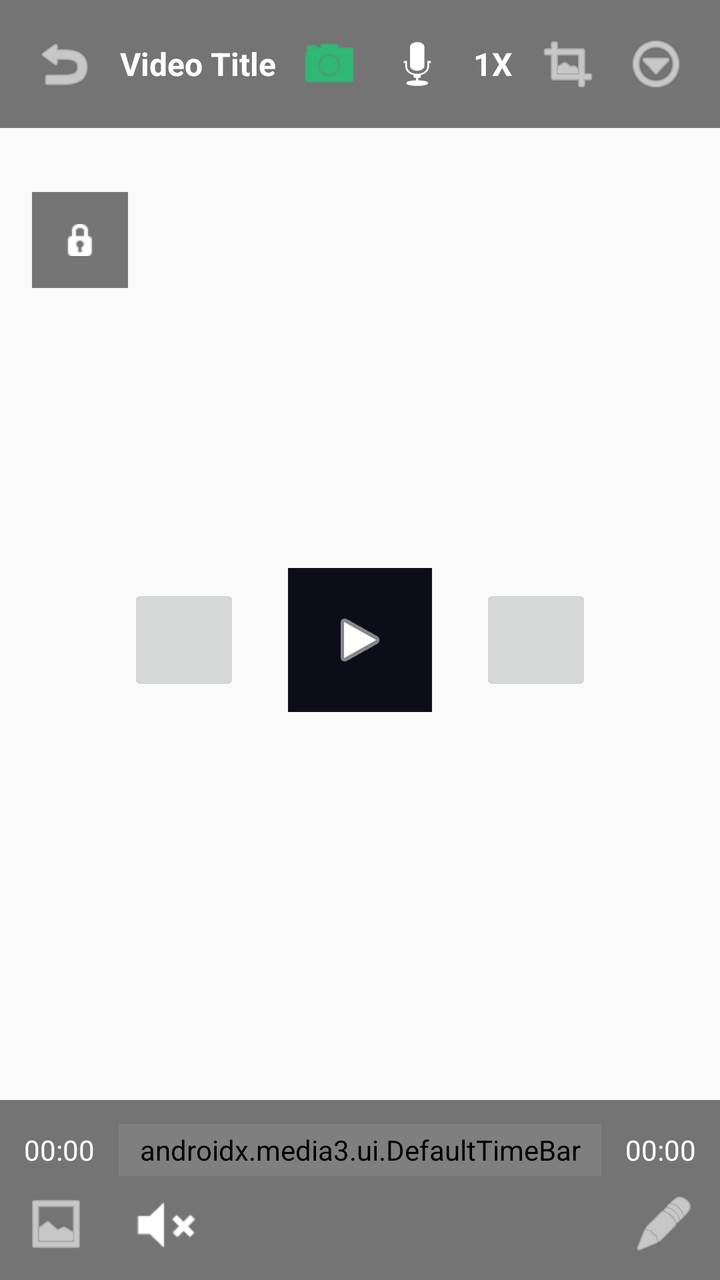
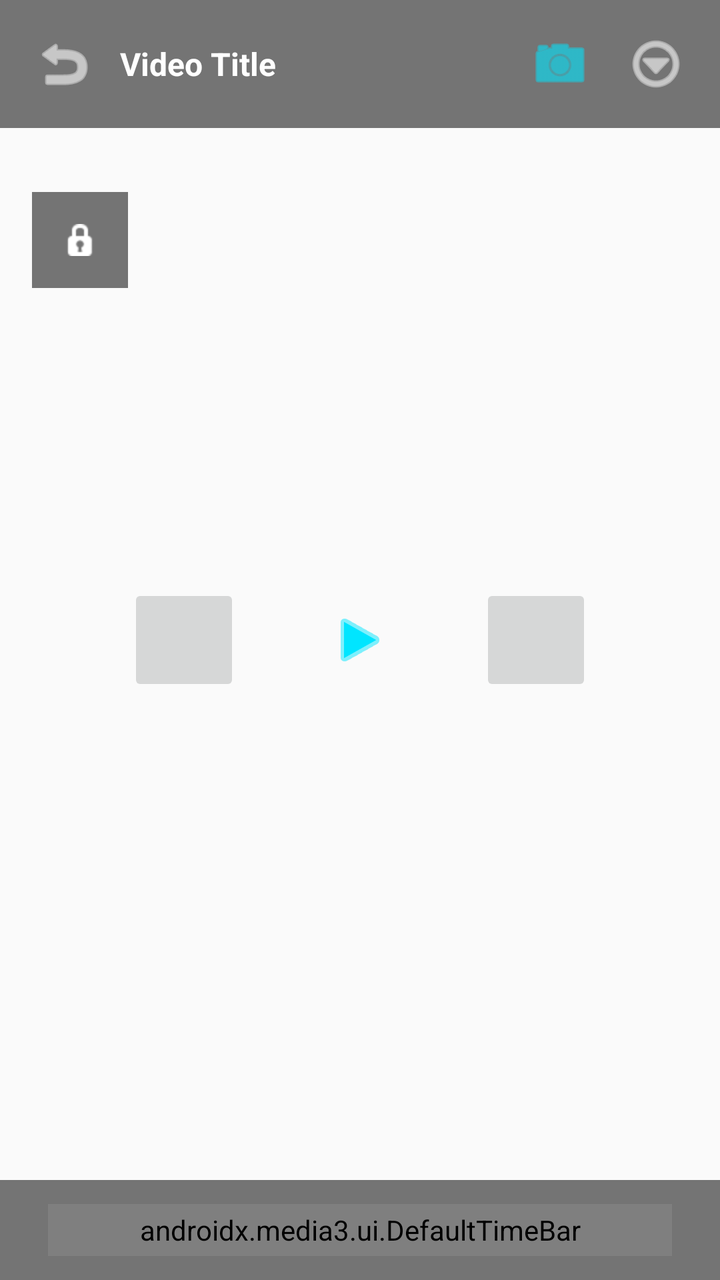

The first picture is an Android layout as it rendered before a commit; the second is the same layout after the commit. The layout source and the unified diff follow.
<!-- AndroidManifest.xml: application theme Theme.AppCompat.DayNight.NoActionBar -->
<!-- res/layout/custom_playback_controls.xml -->
<?xml version="1.0" encoding="utf-8"?>
<RelativeLayout xmlns:android="http://schemas.android.com/apk/res/android"
    android:layout_width="match_parent"
    android:layout_height="match_parent"
    android:background="#00000000">

    
    <LinearLayout
        android:id="@+id/layoutTopControls"
        android:layout_width="match_parent"
        android:layout_height="wrap_content"
        android:background="#88000000"
        android:gravity="center_vertical"
        android:orientation="horizontal"
        android:padding="16dp">

        <ImageButton
            android:id="@+id/btnBack"
            android:layout_width="32dp"
            android:layout_height="32dp"
            android:background="?attr/selectableItemBackgroundBorderless"
            android:src="@android:drawable/ic_menu_revert"
            android:tint="#FFFFFF" />

        <TextView
            android:id="@+id/tvVideoTitle"
            android:layout_width="0dp"
            android:layout_height="wrap_content"
            android:layout_marginStart="12dp"
            android:layout_weight="1"
            android:ellipsize="marquee"
            android:singleLine="true"
            android:text="Video Title"
            android:textColor="#FFFFFF"
            android:textSize="16sp"
            android:textStyle="bold" />

        <ImageButton
            android:id="@+id/btnScreenshot"
            android:layout_width="32dp"
            android:layout_height="32dp"
            android:background="?attr/selectableItemBackgroundBorderless"
            android:src="@android:drawable/ic_menu_camera"
            android:tint="#00E676" />
            
        <ImageButton
            android:id="@+id/btnAudioTrack"
            android:layout_width="32dp"
            android:layout_height="32dp"
            android:layout_marginStart="12dp"
            android:background="?attr/selectableItemBackgroundBorderless"
            android:src="@android:drawable/ic_btn_speak_now"
            android:tint="#FFFFFF" />

        <TextView
            android:id="@+id/tvSpeed"
            android:layout_width="wrap_content"
            android:layout_height="wrap_content"
            android:layout_marginStart="12dp"
            android:text="1X"
            android:textColor="#FFFFFF"
            android:textSize="16sp"
            android:textStyle="bold" />

        <ImageButton
            android:id="@+id/btnResize"
            android:layout_width="32dp"
            android:layout_height="32dp"
            android:layout_marginStart="12dp"
            android:background="?attr/selectableItemBackgroundBorderless"
            android:src="@android:drawable/ic_menu_crop"
            android:tint="#FFFFFF" />

        <ImageButton
            android:id="@+id/btnMoreSettings"
            android:layout_width="32dp"
            android:layout_height="32dp"
            android:layout_marginStart="12dp"
            android:background="?attr/selectableItemBackgroundBorderless"
            android:src="@android:drawable/ic_menu_more"
            android:tint="#FFFFFF" />
    </LinearLayout>

    <ImageButton
        android:id="@+id/btnLock"
        android:layout_width="48dp"
        android:layout_height="48dp"
        android:layout_below="@id/layoutTopControls"
        android:layout_marginStart="16dp"
        android:layout_marginTop="32dp"
        android:background="@drawable/ic_launcher_background"
        android:backgroundTint="#88000000"
        android:src="@android:drawable/ic_secure"
        android:tint="#FFFFFF" />

    
    <LinearLayout
        android:layout_width="wrap_content"
        android:layout_height="wrap_content"
        android:layout_centerInParent="true"
        android:gravity="center"
        android:orientation="horizontal">

        <ImageButton
            android:id="@+id/exo_prev"
            style="@style/ExoMediaButton.Previous"
            android:layout_width="56dp"
            android:layout_height="56dp"
            android:tint="#FFFFFF" />

        <ImageButton
            android:id="@+id/exo_play_pause"
            android:layout_width="72dp"
            android:layout_height="72dp"
            android:layout_marginHorizontal="24dp"
            android:background="@drawable/ic_launcher_background"
            android:src="@android:drawable/ic_media_play"
            android:tint="#FFFFFF" />

        <ImageButton
            android:id="@+id/exo_next"
            style="@style/ExoMediaButton.Next"
            android:layout_width="56dp"
            android:layout_height="56dp"
            android:tint="#FFFFFF" />
    </LinearLayout>

    <TextView
        android:id="@+id/tvNanoSecondOverlay"
        android:layout_width="wrap_content"
        android:layout_height="wrap_content"
        android:layout_centerInParent="true"
        android:background="#AA000000"
        android:padding="16dp"
        android:text="00:00:00.000"
        android:textColor="#FFB300"
        android:textSize="28sp"
        android:textStyle="bold"
        android:visibility="gone" />

    
    <LinearLayout
        android:id="@+id/layoutBottomControls"
        android:layout_width="match_parent"
        android:layout_height="wrap_content"
        android:layout_alignParentBottom="true"
        android:background="#88000000"
        android:orientation="vertical"
        android:padding="12dp">

        <LinearLayout
            android:layout_width="match_parent"
            android:layout_height="wrap_content"
            android:gravity="center_vertical"
            android:orientation="horizontal">

            <TextView
                android:id="@+id/exo_position"
                android:layout_width="wrap_content"
                android:layout_height="wrap_content"
                android:text="00:00"
                android:textColor="#FFFFFF" />

            <androidx.media3.ui.DefaultTimeBar
                android:id="@+id/exo_progress"
                android:layout_width="0dp"
                android:layout_height="26dp"
                android:layout_marginHorizontal="12dp"
                android:layout_weight="1" />

            <TextView
                android:id="@+id/exo_duration"
                android:layout_width="wrap_content"
                android:layout_height="wrap_content"
                android:text="00:00"
                android:textColor="#FFFFFF" />
        </LinearLayout>

        <LinearLayout
            android:layout_width="match_parent"
            android:layout_height="wrap_content"
            android:layout_marginTop="8dp"
            android:gravity="center_vertical"
            android:orientation="horizontal">

            <ImageButton
                android:id="@+id/btnPiP"
                android:layout_width="32dp"
                android:layout_height="32dp"
                android:background="?attr/selectableItemBackgroundBorderless"
                android:src="@android:drawable/ic_menu_gallery"
                android:tint="#FFFFFF" />

            <ImageButton
                android:id="@+id/btnMute"
                android:layout_width="32dp"
                android:layout_height="32dp"
                android:layout_marginStart="24dp"
                android:background="?attr/selectableItemBackgroundBorderless"
                android:src="@android:drawable/ic_lock_silent_mode"
                android:tint="#FFFFFF" />

            <View
                android:layout_width="0dp"
                android:layout_height="0dp"
                android:layout_weight="1" />

            <ImageButton
                android:id="@+id/btnCut"
                android:layout_width="32dp"
                android:layout_height="32dp"
                android:background="?attr/selectableItemBackgroundBorderless"
                android:src="@android:drawable/ic_menu_edit"
                android:tint="#FFFFFF" />
        </LinearLayout>
    </LinearLayout>
</RelativeLayout>
<!-- resources referenced by this layout -->
<resources>
  <!-- drawable ic_launcher_background (drawable) -->
  <?xml version="1.0" encoding="utf-8"?>
  <vector xmlns:android="http://schemas.android.com/apk/res/android"
      android:width="108dp"
      android:height="108dp"
      android:viewportWidth="108"
      android:viewportHeight="108">
      <path android:pathData="M0,0h108v108h-108z" android:fillColor="#0D0D1A" />
  </vector>
</resources>

<!-- the commit's change to res/layout/custom_playback_controls.xml (unified diff, before → after) -->
@@ -35,47 +35,21 @@
             android:textSize="16sp"
             android:textStyle="bold" />
 
+        
         <ImageButton
             android:id="@+id/btnScreenshot"
             android:layout_width="32dp"
             android:layout_height="32dp"
+            android:layout_marginEnd="16dp"
             android:background="?attr/selectableItemBackgroundBorderless"
             android:src="@android:drawable/ic_menu_camera"
-            android:tint="#00E676" />
-            
-        <ImageButton
-            android:id="@+id/btnAudioTrack"
-            android:layout_width="32dp"
-            android:layout_height="32dp"
-            android:layout_marginStart="12dp"
-            android:background="?attr/selectableItemBackgroundBorderless"
-            android:src="@android:drawable/ic_btn_speak_now"
-            android:tint="#FFFFFF" />
+            android:tint="#00E5FF" />
 
-        <TextView
-            android:id="@+id/tvSpeed"
-            android:layout_width="wrap_content"
-            android:layout_height="wrap_content"
-            android:layout_marginStart="12dp"
-            android:text="1X"
-            android:textColor="#FFFFFF"
-            android:textSize="16sp"
-            android:textStyle="bold" />
-
-        <ImageButton
-            android:id="@+id/btnResize"
-            android:layout_width="32dp"
-            android:layout_height="32dp"
-            android:layout_marginStart="12dp"
-            android:background="?attr/selectableItemBackgroundBorderless"
-            android:src="@android:drawable/ic_menu_crop"
-            android:tint="#FFFFFF" />
-
+        
         <ImageButton
             android:id="@+id/btnMoreSettings"
             android:layout_width="32dp"
             android:layout_height="32dp"
-            android:layout_marginStart="12dp"
             android:background="?attr/selectableItemBackgroundBorderless"
             android:src="@android:drawable/ic_menu_more"
             android:tint="#FFFFFF" />
@@ -88,8 +62,7 @@
         android:layout_below="@id/layoutTopControls"
         android:layout_marginStart="16dp"
         android:layout_marginTop="32dp"
-        android:background="@drawable/ic_launcher_background"
-        android:backgroundTint="#88000000"
+        android:background="#88000000"
         android:src="@android:drawable/ic_secure"
         android:tint="#FFFFFF" />
 
@@ -113,9 +86,9 @@
             android:layout_width="72dp"
             android:layout_height="72dp"
             android:layout_marginHorizontal="24dp"
-            android:background="@drawable/ic_launcher_background"
+            android:background="@android:color/transparent"
             android:src="@android:drawable/ic_media_play"
-            android:tint="#FFFFFF" />
+            android:tint="#00E5FF" />
 
         <ImageButton
             android:id="@+id/exo_next"
@@ -125,6 +98,7 @@
             android:tint="#FFFFFF" />
     </LinearLayout>
 
+    
     <TextView
         android:id="@+id/tvNanoSecondOverlay"
         android:layout_width="wrap_content"
@@ -132,8 +106,8 @@
         android:layout_centerInParent="true"
         android:background="#AA000000"
         android:padding="16dp"
-        android:text="00:00:00.000"
-        android:textColor="#FFB300"
+        android:text="00:00.000"
+        android:textColor="#FF671F"
         android:textSize="28sp"
         android:textStyle="bold"
         android:visibility="gone" />
@@ -158,7 +132,6 @@
                 android:id="@+id/exo_position"
                 android:layout_width="wrap_content"
                 android:layout_height="wrap_content"
-                android:text="00:00"
                 android:textColor="#FFFFFF" />
 
             <androidx.media3.ui.DefaultTimeBar
@@ -172,46 +145,7 @@
                 android:id="@+id/exo_duration"
                 android:layout_width="wrap_content"
                 android:layout_height="wrap_content"
-                android:text="00:00"
                 android:textColor="#FFFFFF" />
-        </LinearLayout>
-
-        <LinearLayout
-            android:layout_width="match_parent"
-            android:layout_height="wrap_content"
-            android:layout_marginTop="8dp"
-            android:gravity="center_vertical"
-            android:orientation="horizontal">
-
-            <ImageButton
-                android:id="@+id/btnPiP"
-                android:layout_width="32dp"
-                android:layout_height="32dp"
-                android:background="?attr/selectableItemBackgroundBorderless"
-                android:src="@android:drawable/ic_menu_gallery"
-                android:tint="#FFFFFF" />
-
-            <ImageButton
-                android:id="@+id/btnMute"
-                android:layout_width="32dp"
-                android:layout_height="32dp"
-                android:layout_marginStart="24dp"
-                android:background="?attr/selectableItemBackgroundBorderless"
-                android:src="@android:drawable/ic_lock_silent_mode"
-                android:tint="#FFFFFF" />
-
-            <View
-                android:layout_width="0dp"
-                android:layout_height="0dp"
-                android:layout_weight="1" />
-
-            <ImageButton
-                android:id="@+id/btnCut"
-                android:layout_width="32dp"
-                android:layout_height="32dp"
-                android:background="?attr/selectableItemBackgroundBorderless"
-                android:src="@android:drawable/ic_menu_edit"
-                android:tint="#FFFFFF" />
         </LinearLayout>
     </LinearLayout>
 </RelativeLayout>
<!-- resource entries referenced after the edit -->
@@ -1,13 +1,5 @@
 <!-- resources referenced by this layout -->
 <resources>
-  <!-- drawable ic_launcher_background (drawable) -->
-  <?xml version="1.0" encoding="utf-8"?>
-  <vector xmlns:android="http://schemas.android.com/apk/res/android"
-      android:width="108dp"
-      android:height="108dp"
-      android:viewportWidth="108"
-      android:viewportHeight="108">
-      <path android:pathData="M0,0h108v108h-108z" android:fillColor="#0D0D1A" />
-  </vector>
+
 </resources>
 
